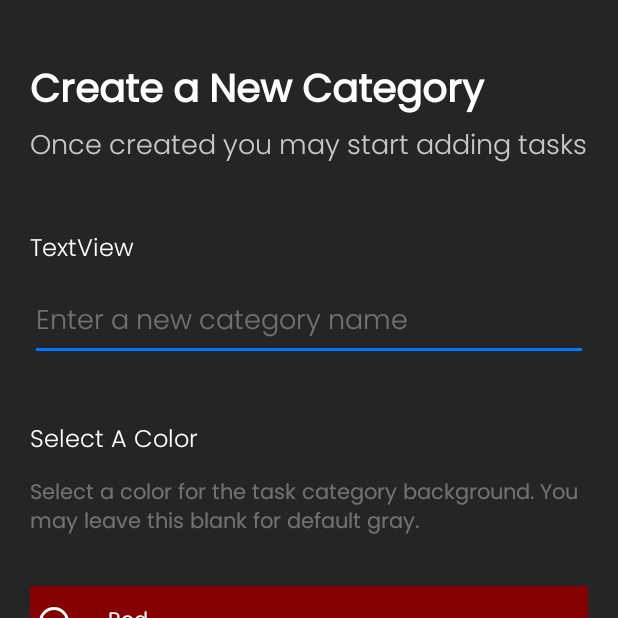
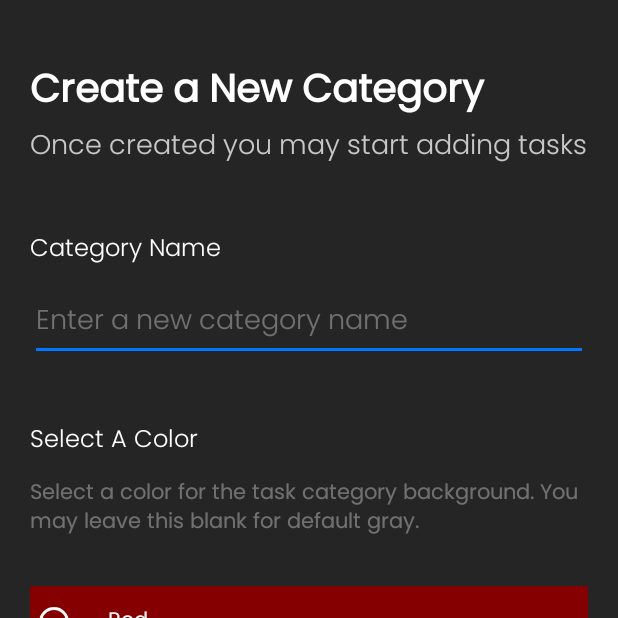
Before and after one commit to s10208233/PTL-MAD-ASSIGNMENT, an Android app: the AddTaskCategoryActivity screen opened directly, with no data from a screen before it, on a phone screen of 412 x 824 dp, the top half of it. Run offline under Robolectric (Android 15) with nearby library versions, the phone set to English and light mode, and no system bars.

Commit message:
activity_add_task_category.xml change default text view, minor problem

```diff
--- a/app/src/main/res/layout/activity_add_task_category.xml
+++ b/app/src/main/res/layout/activity_add_task_category.xml
@@ -63,7 +63,7 @@
                 android:layout_marginTop="40dp"
                 android:layout_marginEnd="20dp"
                 android:fontFamily="@font/poppins_light"
-                android:text="TextView"
+                android:text="Category Name"
                 android:textColor="@color/white"
                 android:textSize="16sp"
                 app:layout_constraintEnd_toEndOf="parent"
```
